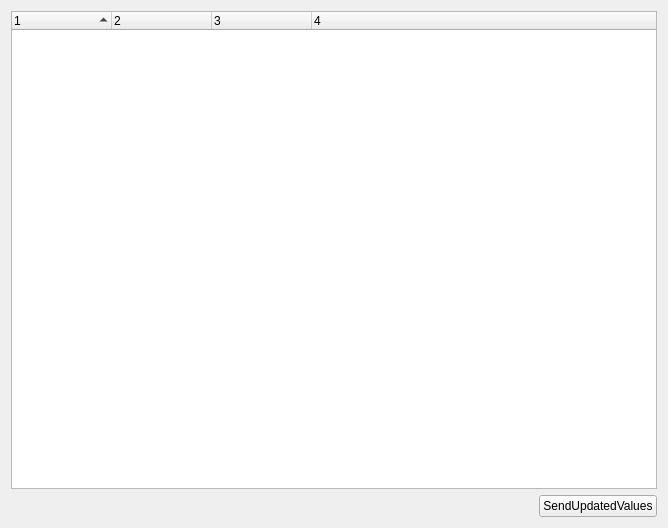
First picture: the form in lib/cfclient/ui/tabs/paramTab.ui, repository bitcraze/crazyflie-clients-python, before the edit.
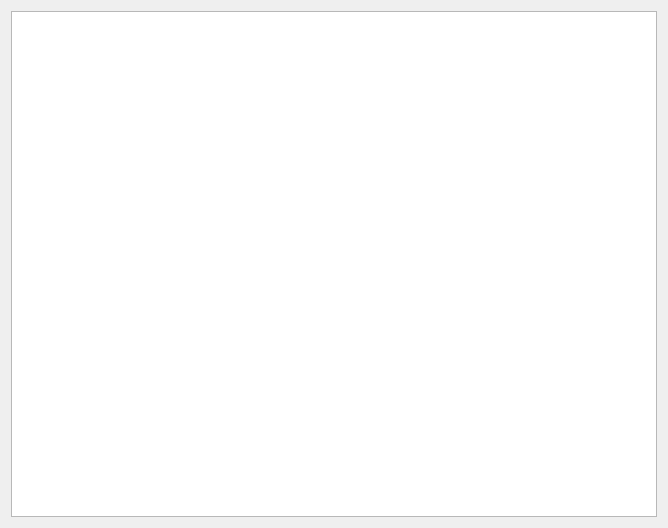
Second picture: the form after the edit.

Commit message: Send individual values on the ParamTab

What changed in the file:
```diff
--- a/lib/cfclient/ui/tabs/paramTab.ui
+++ b/lib/cfclient/ui/tabs/paramTab.ui
@@ -15,67 +15,7 @@
   </property>
   <layout class="QVBoxLayout" name="verticalLayout">
    <item>
-    <widget class="QTreeWidget" name="paramTree">
-     <property name="sortingEnabled">
-      <bool>true</bool>
-     </property>
-     <property name="columnCount">
-      <number>4</number>
-     </property>
-     <attribute name="headerDefaultSectionSize">
-      <number>100</number>
-     </attribute>
-     <attribute name="headerHighlightSections">
-      <bool>false</bool>
-     </attribute>
-     <attribute name="headerShowSortIndicator" stdset="0">
-      <bool>true</bool>
-     </attribute>
-     <column>
-      <property name="text">
-       <string notr="true">1</string>
-      </property>
-     </column>
-     <column>
-      <property name="text">
-       <string notr="true">2</string>
-      </property>
-     </column>
-     <column>
-      <property name="text">
-       <string notr="true">3</string>
-      </property>
-     </column>
-     <column>
-      <property name="text">
-       <string notr="true">4</string>
-      </property>
-     </column>
-    </widget>
-   </item>
-   <item>
-    <layout class="QHBoxLayout" name="horizontalLayout">
-     <item>
-      <spacer name="horizontalSpacer">
-       <property name="orientation">
-        <enum>Qt::Horizontal</enum>
-       </property>
-       <property name="sizeHint" stdset="0">
-        <size>
-         <width>40</width>
-         <height>20</height>
-        </size>
-       </property>
-      </spacer>
-     </item>
-     <item>
-      <widget class="QPushButton" name="sendUpdatedValues">
-       <property name="text">
-        <string>SendUpdatedValues</string>
-       </property>
-      </widget>
-     </item>
-    </layout>
+    <widget class="QTreeView" name="paramTree"/>
    </item>
   </layout>
  </widget>
```
The commit also changes 1 other file.
